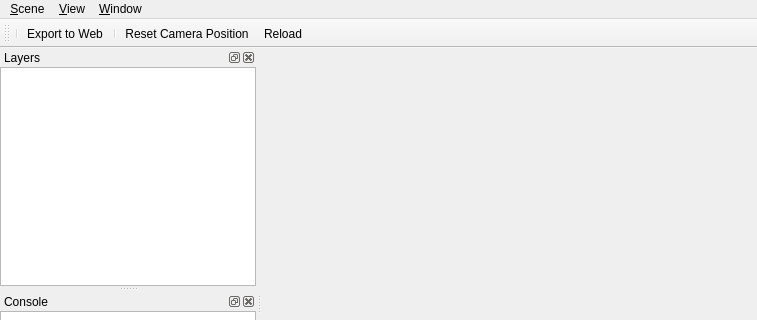
The window that ui/q3dwindow.ui (minorua/Qgis2threejs) describes before a commit, drawn with Qt 5; both pictures show x 0 to 757 and y 0 to 320 of the 757 by 580 pixel window.
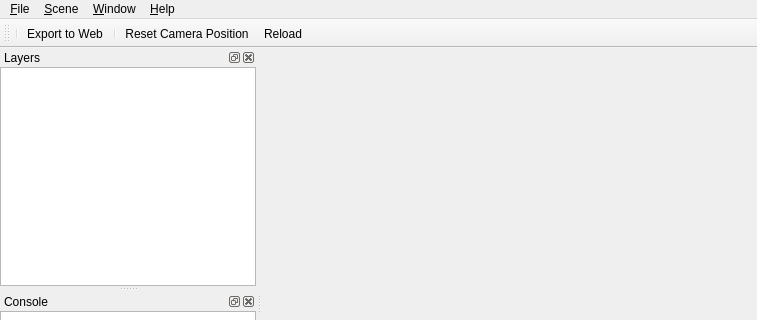
The same window after the commit. Custom widgets are drawn as their Qt base class.

Commit message: regroup menu items (follow up 4a5e455)

```diff
--- a/ui/q3dwindow.ui
+++ b/ui/q3dwindow.ui
@@ -35,7 +35,7 @@
      <height>21</height>
     </rect>
    </property>
-   <widget class="QMenu" name="menuProject">
+   <widget class="QMenu" name="menuScene">
     <property name="title">
      <string>&amp;Scene</string>
     </property>
@@ -67,15 +67,6 @@
     <addaction name="separator"/>
     <addaction name="actionReload"/>
     <addaction name="separator"/>
-    <addaction name="menuExport"/>
-    <addaction name="actionSaveAsImage"/>
-    <addaction name="separator"/>
-    <addaction name="actionClose_Live_Exporter"/>
-   </widget>
-   <widget class="QMenu" name="menuView">
-    <property name="title">
-     <string>&amp;View</string>
-    </property>
     <addaction name="actionResetCameraPosition"/>
    </widget>
    <widget class="QMenu" name="menuWindow">
@@ -91,9 +82,34 @@
     <addaction name="separator"/>
     <addaction name="actionAlwaysOnTop"/>
    </widget>
-   <addaction name="menuProject"/>
-   <addaction name="menuView"/>
+   <widget class="QMenu" name="menuFile">
+    <property name="title">
+     <string>&amp;File</string>
+    </property>
+    <widget class="QMenu" name="menuExport">
+     <property name="title">
+      <string>Export</string>
+     </property>
+     <addaction name="actionExportToWeb"/>
+     <addaction name="actionSTL_format"/>
+    </widget>
+    <addaction name="menuExport"/>
+    <addaction name="actionSaveAsImage"/>
+    <addaction name="separator"/>
+    <addaction name="actionPlugin_Settings"/>
+    <addaction name="separator"/>
+    <addaction name="actionClose_Live_Exporter"/>
+   </widget>
+   <widget class="QMenu" name="menuHelp">
+    <property name="title">
+     <string>&amp;Help</string>
+    </property>
+    <addaction name="actionHelp"/>
+   </widget>
+   <addaction name="menuFile"/>
+   <addaction name="menuScene"/>
    <addaction name="menuWindow"/>
+   <addaction name="menuHelp"/>
   </widget>
   <widget class="QStatusBar" name="statusbar"/>
   <widget class="QDockWidget" name="dockWidgetLayers">
```
Left out of the diff: 34 changed lines with no effect on the pictures. The commit also changes 1 other file.
